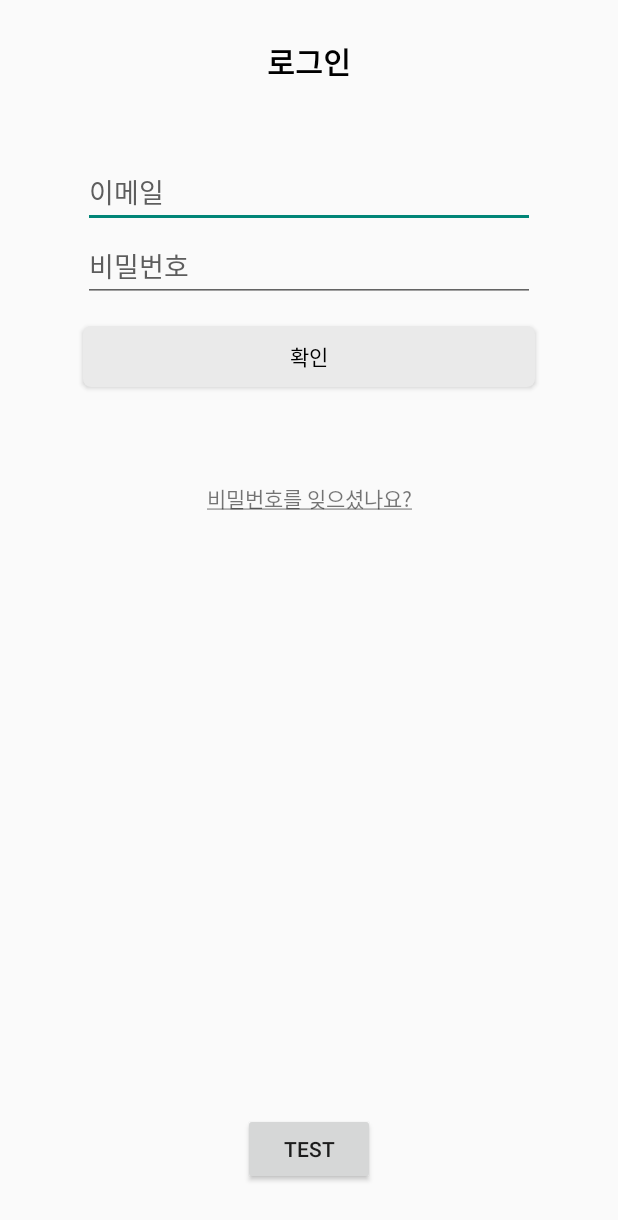
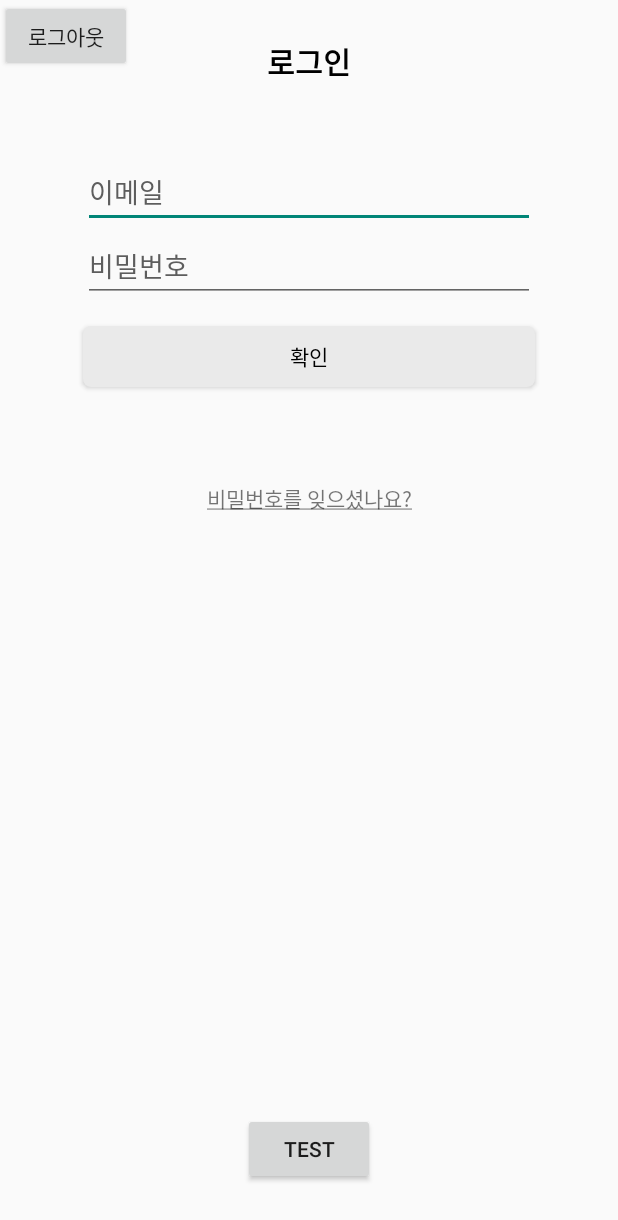
Before and after one commit to KION126/android_java_GganBoo, an Android app: the SigninActivity screen opened directly, with no data from a screen before it, on a phone screen of 412 x 824 dp. Shown: the top 1220 px of the screen. Run offline under Robolectric (Android 15) with nearby library versions, the phone set to English and light mode, and no system bars; our stand-ins replace Firebase (no records; nobody signed in at launch, a user with empty details on screens opened directly).

Commit message:
로그인 수정

```diff
--- a/app/src/main/res/layout/activity_signin.xml
+++ b/app/src/main/res/layout/activity_signin.xml
@@ -6,6 +6,14 @@
     android:layout_width="match_parent"
     android:layout_height="match_parent"
     tools:context=".signin.SigninActivity">
+
+    <Button
+        android:id="@+id/btnLogout"
+        android:layout_width="wrap_content"
+        android:layout_height="wrap_content"
+        android:text="로그아웃"
+        tools:layout_editor_absoluteX="161dp"
+        tools:layout_editor_absoluteY="515dp" />
 
     <Button
         android:id="@+id/btnTest"
--- a/app/src/main/res/layout/fragment_my.xml
+++ b/app/src/main/res/layout/fragment_my.xml
@@ -1,5 +1,6 @@
 <?xml version="1.0" encoding="utf-8"?>
 <FrameLayout xmlns:android="http://schemas.android.com/apk/res/android"
+    xmlns:app="http://schemas.android.com/apk/res-auto"
     xmlns:tools="http://schemas.android.com/tools"
     android:layout_width="match_parent"
     android:layout_height="match_parent"
```
Also changed, not shown: app/src/main/java/com/example/gganboo/signin/SigninActivity.java (+9 -1 lines).
